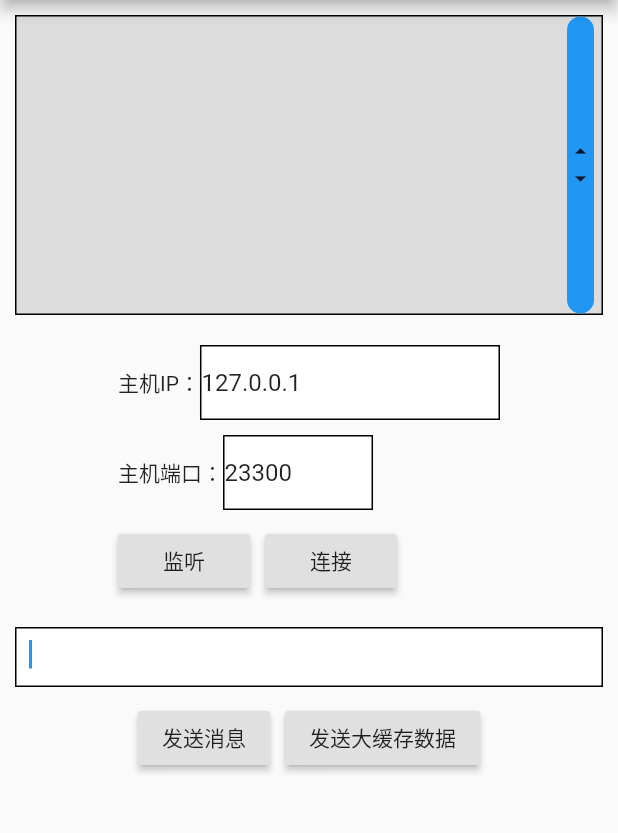
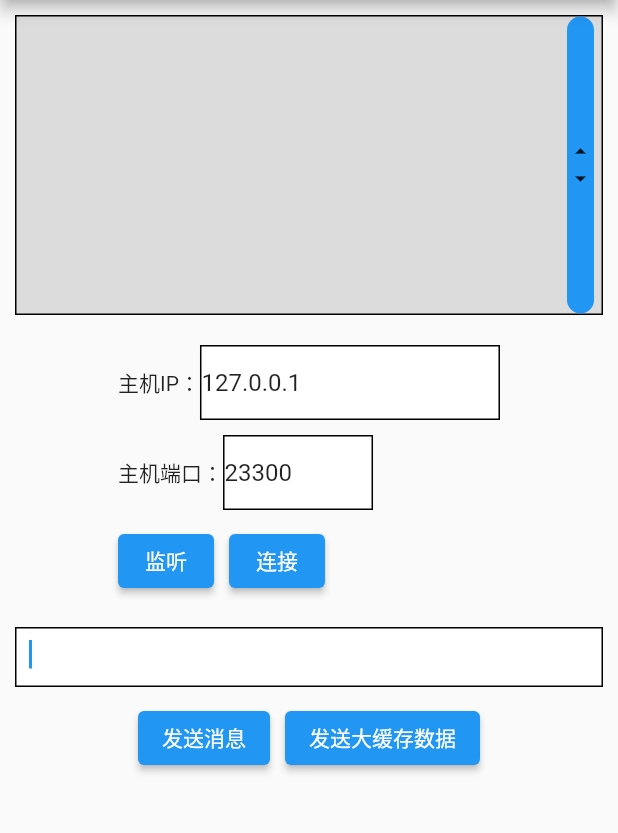
Before and after one commit to tilongzs/flutter_study_demo, a Flutter app: the screen it shows after launch, on a phone screen of 412 x 824 dp, the part 84-917 px from its top. Run offline on Flutter 3.47's test engine with Material 2 defaults, Android fonts, the phone set to English and light mode, and no system bars; our stand-ins replace js, sprintf; missing offline and left inert: buffer, dart:ffi, dart:html, dart:js, getsocket, isolate_manager and 4 more; statements that could not run were skipped.

Commit message:
例行提交

```diff
--- a/rawsocket_tcp_app/lib/main.dart
+++ b/rawsocket_tcp_app/lib/main.dart
@@ -283,14 +283,14 @@ class _HomePageState extends State<HomePage> {
       return Wrap(
         spacing: 10,
         children: [
-          RaisedButton(onPressed: onBtnListen, child: Text('监听')),
-          RaisedButton(onPressed: onBtnConnectToServer, child: Text('连接'))
+          ElevatedButton(onPressed: onBtnListen, child: Text('监听')),
+          ElevatedButton(onPressed: onBtnConnectToServer, child: Text('连接'))
         ],
       );
     };
 
     Function createDisconnectButton = () {
-      return RaisedButton(
+      return ElevatedButton(
           onPressed: () {
             // 断开已连接的socket
             if (_connectedSocket != null) {
@@ -447,8 +447,8 @@ class _HomePageState extends State<HomePage> {
           Wrap(
             spacing: 10,
             children: [
-              RaisedButton(onPressed: onBtnSendMsg, child: Text('发送消息')),
-              RaisedButton(onPressed: onBtnSendBigBuffer, child: Text('发送大缓存数据')),
+              ElevatedButton(onPressed: onBtnSendMsg, child: Text('发送消息')),
+              ElevatedButton(onPressed: onBtnSendBigBuffer, child: Text('发送大缓存数据')),
             ],
           ),
         ],
--- a/websocket_test/lib/main.dart
+++ b/websocket_test/lib/main.dart
@@ -68,6 +68,7 @@ class _MyHomePageState extends State<MyHomePage> {
     _websocket?.onClose((close) {
       printLog('与服务端建立连接断开');
       _websocket?.dispose();
+      _websocket = null;
     });
 
     _websocket?.onError((e) {
```
